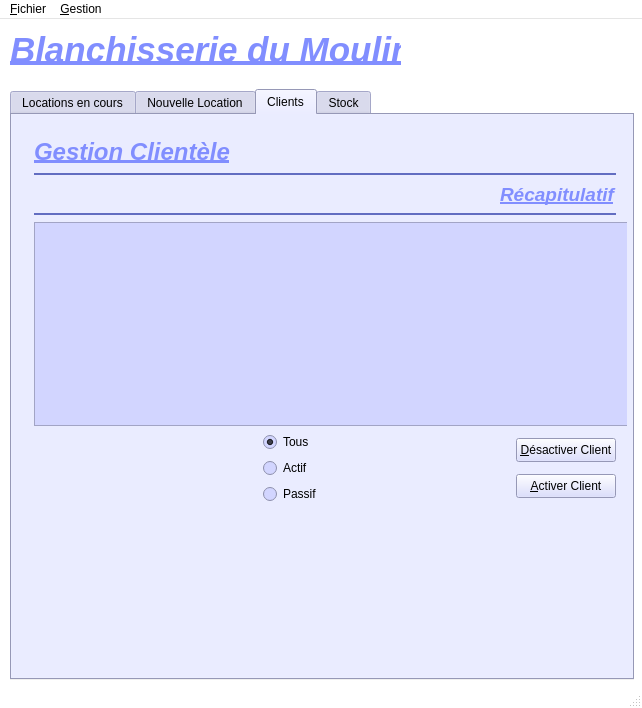
This is BDM/bdm.ui in ADeliancourt/ProjetBDM2013 as Qt 5 draws it before an edit. The edited form follows.
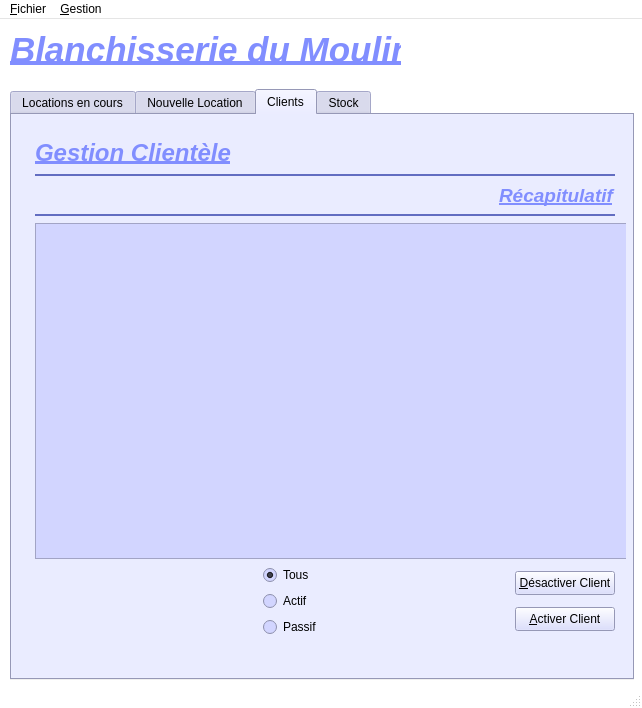
This is the edited form. Icons and pictures are not drawn.

Diff of the .ui file:
```diff
--- a/BDM/bdm.ui
+++ b/BDM/bdm.ui
@@ -2589,13 +2589,13 @@
      <widget class="QWidget" name="">
       <property name="geometry">
        <rect>
-        <x>11</x>
-        <y>11</y>
-        <width>604</width>
-        <height>389</height>
+        <x>12</x>
+        <y>12</y>
+        <width>602</width>
+        <height>521</height>
        </rect>
       </property>
-      <layout class="QVBoxLayout" name="verticalLayout_17">
+      <layout class="QVBoxLayout" name="verticalLayout_10">
        <item>
         <layout class="QVBoxLayout" name="verticalLayout_9">
          <item>
@@ -3108,8 +3108,6 @@
         </layout>
        </item>
        <item>
-        <layout class="QVBoxLayout" name="verticalLayout_10">
-         <item>
           <layout class="QVBoxLayout" name="verticalLayout_5">
            <item>
             <layout class="QHBoxLayout" name="horizontalLayout_6">
@@ -3362,8 +3360,6 @@
                   <string>&amp;Activer Client</string>
                  </property>
                 </widget>
-               </item>
-              </layout>
              </item>
             </layout>
            </item>
```
Lines whose indentation alone changed are shown as unchanged.
